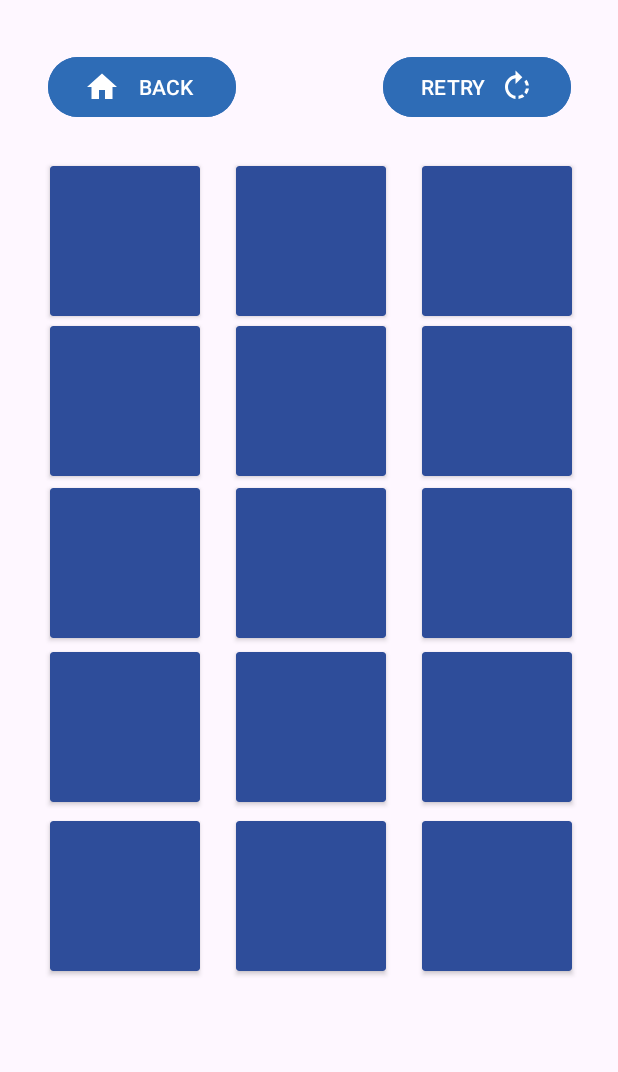
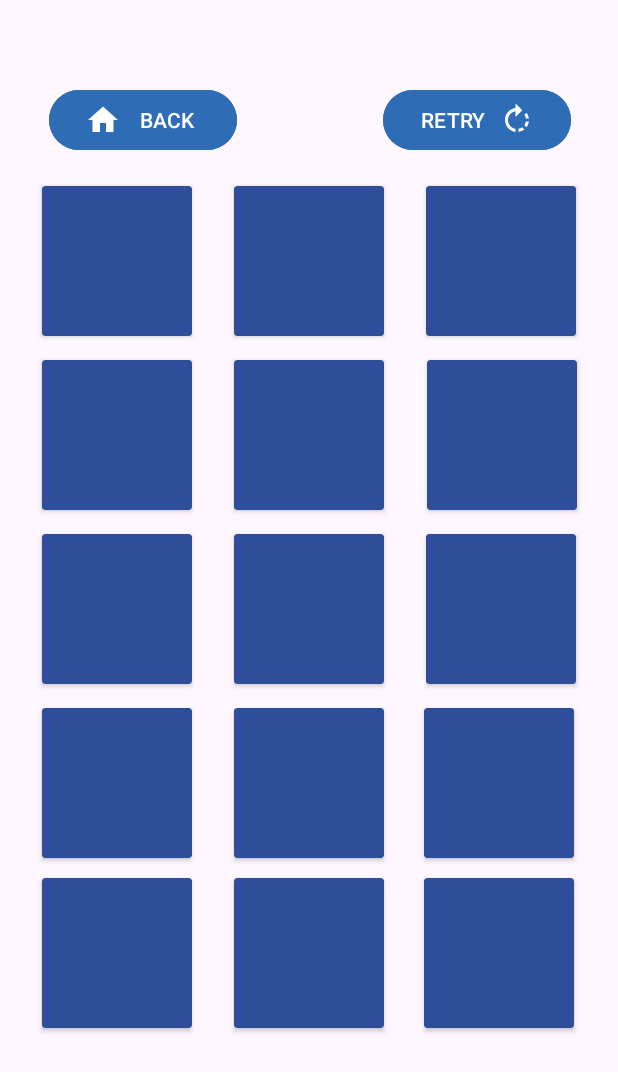
Before and after one commit to PyroJayxX/MobileGame-AppDev-Project, an Android app: the screen it shows after launch (MainActivity), on a phone screen of 412 x 824 dp. Shown: the top 1072 px of the screen. Run offline under Robolectric (Android 15) with nearby library versions, the phone set to English and light mode, and no system bars.

Commit message:
- Fixed constraints of cards causing them to overlap with each other

```diff
--- a/app/src/main/java/com/example/mobilegameappdevproject/MainActivity.java
+++ b/app/src/main/java/com/example/mobilegameappdevproject/MainActivity.java
@@ -1,6 +1,7 @@
 package com.example.mobilegameappdevproject;
 
 import android.os.Bundle;
+import android.view.View;
 
 import androidx.activity.EdgeToEdge;
 import androidx.appcompat.app.AppCompatActivity;
--- a/app/src/main/res/layout/activity_main.xml
+++ b/app/src/main/res/layout/activity_main.xml
@@ -101,21 +101,22 @@
                 android:id="@+id/btnBack"
                 android:layout_width="125dp"
                 android:layout_height="wrap_content"
+                android:layout_marginTop="36dp"
                 android:backgroundTint="#2E6CB6"
                 android:drawableLeft="@drawable/home_icon"
                 android:text="BACK"
                 android:textColor="#FFFFFF"
                 app:layout_constraintBottom_toTopOf="@+id/cardView1"
                 app:layout_constraintEnd_toEndOf="parent"
-                app:layout_constraintHorizontal_bias="0.111"
+                app:layout_constraintHorizontal_bias="0.115"
                 app:layout_constraintStart_toStartOf="parent"
-                app:layout_constraintTop_toTopOf="parent"
-                app:layout_constraintVertical_bias="0.542" />
+                app:layout_constraintTop_toTopOf="parent" />
 
             <Button
                 android:id="@+id/btnRetry"
                 android:layout_width="125dp"
                 android:layout_height="wrap_content"
+                android:layout_marginTop="36dp"
                 android:backgroundTint="#2E6CB6"
                 android:drawableRight="@drawable/retry_icon"
                 android:text="RETRY"
@@ -124,32 +125,27 @@
                 app:layout_constraintEnd_toEndOf="parent"
                 app:layout_constraintHorizontal_bias="0.891"
                 app:layout_constraintStart_toStartOf="parent"
-                app:layout_constraintTop_toTopOf="parent"
-                app:layout_constraintVertical_bias="0.542" />
+                app:layout_constraintTop_toTopOf="parent" />
 
             <androidx.cardview.widget.CardView
                 android:id="@+id/cardView1"
                 android:layout_width="100dp"
                 android:layout_height="100dp"
+                android:layout_marginTop="124dp"
                 android:backgroundTint="#2E4D9A"
-                app:layout_constraintBottom_toBottomOf="parent"
-                app:layout_constraintEnd_toEndOf="parent"
-                app:layout_constraintHorizontal_bias="0.106"
+                app:layout_constraintEnd_toStartOf="@+id/cardView2"
                 app:layout_constraintStart_toStartOf="parent"
-                app:layout_constraintTop_toTopOf="parent"
-                app:layout_constraintVertical_bias="0.153" />
+                app:layout_constraintTop_toTopOf="parent" />
 
             <androidx.cardview.widget.CardView
                 android:id="@+id/cardView2"
                 android:layout_width="100dp"
                 android:layout_height="100dp"
+                android:layout_marginTop="124dp"
                 android:backgroundTint="#2E4D9A"
-                app:layout_constraintBottom_toBottomOf="parent"
                 app:layout_constraintEnd_toEndOf="parent"
-                app:layout_constraintHorizontal_bias="0.504"
                 app:layout_constraintStart_toStartOf="parent"
-                app:layout_constraintTop_toTopOf="parent"
-                app:layout_constraintVertical_bias="0.153">
+                app:layout_constraintTop_toTopOf="parent">
 
             </androidx.cardview.widget.CardView>
 
@@ -157,13 +153,11 @@
                 android:id="@+id/cardView3"
                 android:layout_width="100dp"
                 android:layout_height="100dp"
+                android:layout_marginTop="124dp"
                 android:backgroundTint="#2E4D9A"
-                app:layout_constraintBottom_toBottomOf="parent"
                 app:layout_constraintEnd_toEndOf="parent"
-                app:layout_constraintHorizontal_bias="0.902"
-                app:layout_constraintStart_toStartOf="parent"
-                app:layout_constraintTop_toTopOf="parent"
-                app:layout_constraintVertical_bias="0.153">
+                app:layout_constraintStart_toEndOf="@+id/cardView2"
+                app:layout_constraintTop_toTopOf="parent">
 
             </androidx.cardview.widget.CardView>
 
@@ -171,25 +165,21 @@
                 android:id="@+id/cardView4"
                 android:layout_width="100dp"
                 android:layout_height="100dp"
+                android:layout_marginTop="16dp"
                 android:backgroundTint="#2E4D9A"
-                app:layout_constraintBottom_toBottomOf="parent"
-                app:layout_constraintEnd_toEndOf="parent"
-                app:layout_constraintHorizontal_bias="0.106"
+                app:layout_constraintEnd_toStartOf="@+id/cardView5"
                 app:layout_constraintStart_toStartOf="parent"
-                app:layout_constraintTop_toTopOf="parent"
-                app:layout_constraintVertical_bias="0.3" />
+                app:layout_constraintTop_toBottomOf="@+id/cardView1" />
 
             <androidx.cardview.widget.CardView
                 android:id="@+id/cardView5"
                 android:layout_width="100dp"
                 android:layout_height="100dp"
+                android:layout_marginTop="16dp"
                 android:backgroundTint="#2E4D9A"
-                app:layout_constraintBottom_toBottomOf="parent"
                 app:layout_constraintEnd_toEndOf="parent"
-                app:layout_constraintHorizontal_bias="0.504"
                 app:layout_constraintStart_toStartOf="parent"
-                app:layout_constraintTop_toTopOf="parent"
-                app:layout_constraintVertical_bias="0.3">
+                app:layout_constraintTop_toBottomOf="@+id/cardView2">
 
             </androidx.cardview.widget.CardView>
 
@@ -197,13 +187,12 @@
                 android:id="@+id/cardView6"
                 android:layout_width="100dp"
                 android:layout_height="100dp"
+                android:layout_marginTop="16dp"
                 android:backgroundTint="#2E4D9A"
-                app:layout_constraintBottom_toBottomOf="parent"
                 app:layout_constraintEnd_toEndOf="parent"
-                app:layout_constraintHorizontal_bias="0.902"
-                app:layout_constraintStart_toStartOf="parent"
-                app:layout_constraintTop_toTopOf="parent"
-                app:layout_constraintVertical_bias="0.3">
+                app:layout_constraintHorizontal_bias="0.509"
+                app:layout_constraintStart_toEndOf="@+id/cardView5"
+                app:layout_constraintTop_toBottomOf="@+id/cardView3">
 
             </androidx.cardview.widget.CardView>
 
@@ -211,13 +200,11 @@
                 android:id="@+id/cardView7"
                 android:layout_width="100dp"
                 android:layout_height="100dp"
+                android:layout_marginTop="16dp"
                 android:backgroundTint="#2E4D9A"
-                app:layout_constraintBottom_toBottomOf="parent"
-                app:layout_constraintEnd_toEndOf="parent"
-                app:layout_constraintHorizontal_bias="0.106"
+                app:layout_constraintEnd_toStartOf="@+id/cardView8"
                 app:layout_constraintStart_toStartOf="parent"
-                app:layout_constraintTop_toTopOf="parent"
-                app:layout_constraintVertical_bias="0.449">
+                app:layout_constraintTop_toBottomOf="@+id/cardView4">
 
             </androidx.cardview.widget.CardView>
 
@@ -225,13 +212,11 @@
                 android:id="@+id/cardView8"
                 android:layout_width="100dp"
                 android:layout_height="100dp"
+                android:layout_marginTop="16dp"
                 android:backgroundTint="#2E4D9A"
-                app:layout_constraintBottom_toBottomOf="parent"
                 app:layout_constraintEnd_toEndOf="parent"
-                app:layout_constraintHorizontal_bias="0.504"
                 app:layout_constraintStart_toStartOf="parent"
-                app:layout_constraintTop_toTopOf="parent"
-                app:layout_constraintVertical_bias="0.449">
+                app:layout_constraintTop_toBottomOf="@+id/cardView5">
 
             </androidx.cardview.widget.CardView>
 
@@ -239,13 +224,11 @@
                 android:id="@+id/cardView9"
                 android:layout_width="100dp"
                 android:layout_height="100dp"
+                android:layout_marginTop="16dp"
                 android:backgroundTint="#2E4D9A"
-                app:layout_constraintBottom_toBottomOf="parent"
                 app:layout_constraintEnd_toEndOf="parent"
-                app:layout_constraintHorizontal_bias="0.902"
-                app:layout_constraintStart_toStartOf="parent"
-                app:layout_constraintTop_toTopOf="parent"
-                app:layout_constraintVertical_bias="0.449">
+                app:layout_constraintStart_toEndOf="@+id/cardView8"
+                app:layout_constraintTop_toBottomOf="@+id/cardView6">
 
             </androidx.cardview.widget.CardView>
 
@@ -253,25 +236,21 @@
                 android:id="@+id/cardView10"
                 android:layout_width="100dp"
                 android:layout_height="100dp"
+                android:layout_marginTop="16dp"
                 android:backgroundTint="#2E4D9A"
-                app:layout_constraintBottom_toBottomOf="parent"
-                app:layout_constraintEnd_toEndOf="parent"
-                app:layout_constraintHorizontal_bias="0.106"
+                app:layout_constraintEnd_toStartOf="@+id/cardView11"
                 app:layout_constraintStart_toStartOf="parent"
-                app:layout_constraintTop_toTopOf="parent"
-                app:layout_constraintVertical_bias="0.6" />
+                app:layout_constraintTop_toBottomOf="@+id/cardView7" />
 
             <androidx.cardview.widget.CardView
                 android:id="@+id/cardView11"
                 android:layout_width="100dp"
                 android:layout_height="100dp"
+                android:layout_marginTop="16dp"
                 android:backgroundTint="#2E4D9A"
-                app:layout_constraintBottom_toBottomOf="parent"
                 app:layout_constraintEnd_toEndOf="parent"
-                app:layout_constraintHorizontal_bias="0.504"
                 app:layout_constraintStart_toStartOf="parent"
-                app:layout_constraintTop_toTopOf="parent"
-                app:layout_constraintVertical_bias="0.6">
+                app:layout_constraintTop_toBottomOf="@+id/cardView8">
 
             </androidx.cardview.widget.CardView>
 
@@ -279,13 +258,12 @@
                 android:id="@+id/cardView12"
                 android:layout_width="100dp"
                 android:layout_height="100dp"
+                android:layout_marginTop="16dp"
                 android:backgroundTint="#2E4D9A"
-                app:layout_constraintBottom_toBottomOf="parent"
                 app:layout_constraintEnd_toEndOf="parent"
-                app:layout_constraintHorizontal_bias="0.902"
-                app:layout_constraintStart_toStartOf="parent"
-                app:layout_constraintTop_toTopOf="parent"
-                app:layout_constraintVertical_bias="0.6">
+                app:layout_constraintHorizontal_bias="0.482"
+                app:layout_constraintStart_toEndOf="@+id/cardView11"
+                app:layout_constraintTop_toBottomOf="@+id/cardView9">
 
             </androidx.cardview.widget.CardView>
 
@@ -293,25 +271,25 @@
                 android:id="@+id/cardView13"
                 android:layout_width="100dp"
                 android:layout_height="100dp"
+                android:layout_marginTop="8dp"
                 android:backgroundTint="#2E4D9A"
                 app:layout_constraintBottom_toBottomOf="parent"
-                app:layout_constraintEnd_toEndOf="parent"
-                app:layout_constraintHorizontal_bias="0.106"
+                app:layout_constraintEnd_toStartOf="@+id/cardView14"
                 app:layout_constraintStart_toStartOf="parent"
-                app:layout_constraintTop_toTopOf="parent"
-                app:layout_constraintVertical_bias="0.756" />
+                app:layout_constraintTop_toBottomOf="@+id/cardView10"
+                app:layout_constraintVertical_bias="0.037" />
 
             <androidx.cardview.widget.CardView
                 android:id="@+id/cardView14"
                 android:layout_width="100dp"
                 android:layout_height="100dp"
+                android:layout_marginTop="8dp"
                 android:backgroundTint="#2E4D9A"
                 app:layout_constraintBottom_toBottomOf="parent"
                 app:layout_constraintEnd_toEndOf="parent"
-                app:layout_constraintHorizontal_bias="0.504"
                 app:layout_constraintStart_toStartOf="parent"
-                app:layout_constraintTop_toTopOf="parent"
-                app:layout_constraintVertical_bias="0.756">
+                app:layout_constraintTop_toBottomOf="@+id/cardView11"
+                app:layout_constraintVertical_bias="0.037">
 
             </androidx.cardview.widget.CardView>
 
@@ -319,13 +297,14 @@
                 android:id="@+id/cardView15"
                 android:layout_width="100dp"
                 android:layout_height="100dp"
+                android:layout_marginTop="8dp"
                 android:backgroundTint="#2E4D9A"
                 app:layout_constraintBottom_toBottomOf="parent"
                 app:layout_constraintEnd_toEndOf="parent"
-                app:layout_constraintHorizontal_bias="0.902"
-                app:layout_constraintStart_toStartOf="parent"
-                app:layout_constraintTop_toTopOf="parent"
-                app:layout_constraintVertical_bias="0.756">
+                app:layout_constraintHorizontal_bias="0.482"
+                app:layout_constraintStart_toEndOf="@+id/cardView14"
+                app:layout_constraintTop_toBottomOf="@+id/cardView12"
+                app:layout_constraintVertical_bias="0.037">
 
             </androidx.cardview.widget.CardView>
 
```
